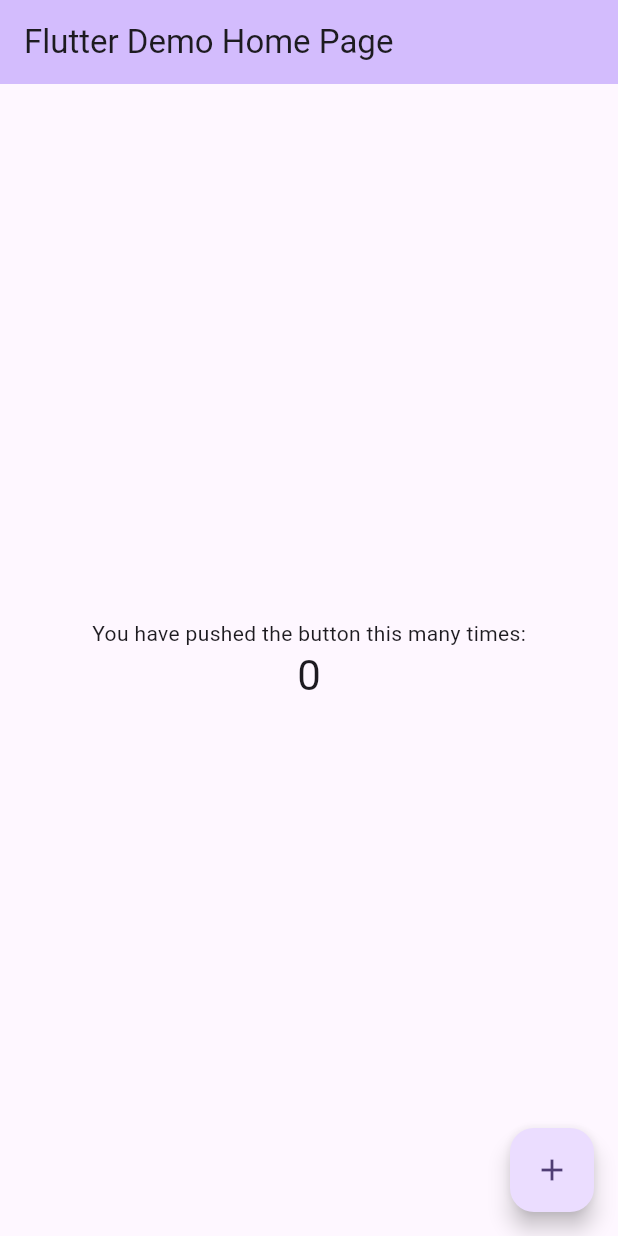
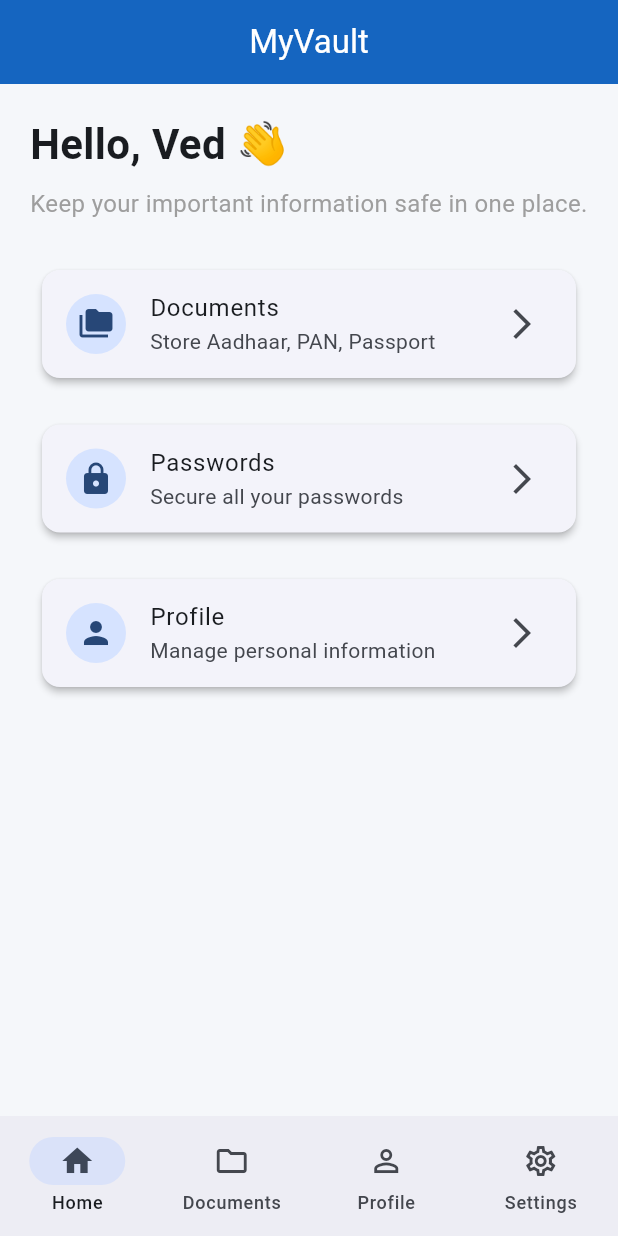
Before and after one commit to ved-naik22/myvault, a Flutter app: the screen it shows after launch, on a phone screen of 412 x 824 dp. Run offline on Flutter 3.47's test engine with Material 3 defaults, Android fonts, the phone set to English and light mode, and no system bars.

Commit message:
Complete project setup and dashboard navigation

```diff
--- /dev/null
+++ b/lib/app/app.dart
@@ -0,0 +1,18 @@
+import 'package:flutter/material.dart';
+
+import '../features/dashboard/dashboard_page.dart';
+import 'theme/app_theme.dart';
+
+class MyVaultApp extends StatelessWidget {
+  const MyVaultApp({super.key});
+
+  @override
+  Widget build(BuildContext context) {
+    return MaterialApp(
+      debugShowCheckedModeBanner: false,
+      title: 'MyVault',
+      theme: AppTheme.lightTheme,
+      home: const DashboardPage(),
+    );
+  }
+}
--- /dev/null
+++ b/lib/app/theme/app_colors.dart
@@ -0,0 +1,19 @@
+import 'package:flutter/material.dart';
+
+class AppColors {
+  AppColors._();
+
+  static const Color primary = Color(0xFF1565C0);
+  static const Color secondary = Color(0xFF42A5F5);
+
+  static const Color background = Color(0xFFF5F7FA);
+
+  static const Color card = Colors.white;
+
+  static const Color textPrimary = Color(0xFF212121);
+  static const Color textSecondary = Color(0xFF757575);
+
+  static const Color success = Colors.green;
+  static const Color warning = Colors.orange;
+  static const Color error = Colors.red;
+}
--- /dev/null
+++ b/lib/app/theme/app_text_styles.dart
@@ -0,0 +1,29 @@
+import 'package:flutter/material.dart';
+
+import 'app_colors.dart';
+
+class AppTextStyles {
+  AppTextStyles._();
+
+  static const TextStyle heading = TextStyle(
+    fontSize: 24,
+    fontWeight: FontWeight.bold,
+    color: AppColors.textPrimary,
+  );
+
+  static const TextStyle title = TextStyle(
+    fontSize: 18,
+    fontWeight: FontWeight.w600,
+    color: AppColors.textPrimary,
+  );
+
+  static const TextStyle body = TextStyle(
+    fontSize: 16,
+    color: AppColors.textPrimary,
+  );
+
+  static const TextStyle caption = TextStyle(
+    fontSize: 14,
+    color: AppColors.textSecondary,
+  );
+}
--- /dev/null
+++ b/lib/app/theme/app_theme.dart
@@ -0,0 +1,26 @@
+import 'package:flutter/material.dart';
+
+import 'app_colors.dart';
+
+class AppTheme {
+  AppTheme._();
+
+  static ThemeData get lightTheme {
+    return ThemeData(
+      useMaterial3: true,
+      colorSchemeSeed: AppColors.primary,
+      scaffoldBackgroundColor: AppColors.background,
+
+      appBarTheme: const AppBarTheme(
+        backgroundColor: AppColors.primary,
+        foregroundColor: Colors.white,
+        centerTitle: true,
+      ),
+
+      cardTheme: const CardThemeData(
+        elevation: 2,
+        margin: EdgeInsets.all(8),
+      ),
+    );
+  }
+}
--- /dev/null
+++ b/lib/features/dashboard/dashboard_page.dart
@@ -0,0 +1,108 @@
+import 'package:flutter/material.dart';
+
+import '../documents/documents_page.dart';
+import '../profile/profile_page.dart';
+import '../settings/settings_page.dart';
+import 'widgets/dashboard_card.dart';
+import 'widgets/dashboard_header.dart';
+
+class DashboardPage extends StatefulWidget {
+  const DashboardPage({super.key});
+
+  @override
+  State<DashboardPage> createState() => _DashboardPageState();
+}
+
+class _DashboardPageState extends State<DashboardPage> {
+  int selectedIndex = 0;
+
+  final List<Widget> pages = const [
+    HomeScreen(),
+    DocumentsPage(),
+    ProfilePage(),
+    SettingsPage(),
+  ];
+
+  @override
+  Widget build(BuildContext context) {
+    return Scaffold(
+      body: pages[selectedIndex],
+
+      bottomNavigationBar: NavigationBar(
+        selectedIndex: selectedIndex,
+        onDestinationSelected: (index) {
+          setState(() {
+            selectedIndex = index;
+          });
+        },
+        destinations: const [
+          NavigationDestination(
+            icon: Icon(Icons.home_outlined),
+            selectedIcon: Icon(Icons.home),
+            label: 'Home',
+          ),
+          NavigationDestination(
+            icon: Icon(Icons.folder_outlined),
+            selectedIcon: Icon(Icons.folder),
+            label: 'Documents',
+          ),
+          NavigationDestination(
+            icon: Icon(Icons.person_outline),
+            selectedIcon: Icon(Icons.person),
+            label: 'Profile',
+          ),
+          NavigationDestination(
+            icon: Icon(Icons.settings_outlined),
+            selectedIcon: Icon(Icons.settings),
+            label: 'Settings',
+          ),
+        ],
+      ),
+    );
+  }
+}
+
+class HomeScreen extends StatelessWidget {
+  const HomeScreen({super.key});
+
+  @override
+  Widget build(BuildContext context) {
+    return Scaffold(
+      appBar: AppBar(
+        title: const Text('MyVault'),
+      ),
+      body: const SingleChildScrollView(
+        padding: EdgeInsets.all(20),
+        child: Column(
+          crossAxisAlignment: CrossAxisAlignment.start,
+          children: [
+            DashboardHeader(),
+            SizedBox(height: 25),
+
+            DashboardCard(
+              title: 'Documents',
+              subtitle: 'Store Aadhaar, PAN, Passport',
+              icon: Icons.folder_copy,
+            ),
+
+            SizedBox(height: 15),
+
+            DashboardCard(
+              title: 'Passwords',
+              subtitle: 'Secure all your passwords',
+              icon: Icons.lock,
+            ),
+
+            SizedBox(height: 15),
+
+            DashboardCard(
+              title: 'Profile',
+              subtitle: 'Manage personal information',
+              icon: Icons.person,
+            ),
+          ],
+        ),
+      ),
+    );
+  }
+}
--- /dev/null
+++ b/lib/features/dashboard/widgets/dashboard_card.dart
@@ -0,0 +1,28 @@
+import 'package:flutter/material.dart';
+
+class DashboardCard extends StatelessWidget {
+  final String title;
+  final String subtitle;
+  final IconData icon;
+
+  const DashboardCard({
+    super.key,
+    required this.title,
+    required this.subtitle,
+    required this.icon,
+  });
+
+  @override
+  Widget build(BuildContext context) {
+    return Card(
+      child: ListTile(
+        leading: CircleAvatar(
+          child: Icon(icon),
+        ),
+        title: Text(title),
+        subtitle: Text(subtitle),
+        trailing: const Icon(Icons.arrow_forward_ios),
+      ),
+    );
+  }
+}
--- /dev/null
+++ b/lib/features/dashboard/widgets/dashboard_header.dart
@@ -0,0 +1,31 @@
+import 'package:flutter/material.dart';
+
+class DashboardHeader extends StatelessWidget {
+  const DashboardHeader({super.key});
+
+  @override
+  Widget build(BuildContext context) {
+    return Column(
+      crossAxisAlignment: CrossAxisAlignment.start,
+      children: const [
+        Text(
+          'Hello, Ved 👋',
+          style: TextStyle(
+            fontSize: 28,
+            fontWeight: FontWeight.bold,
+          ),
+        ),
+
+        SizedBox(height: 8),
+
+        Text(
+          'Keep your important information safe in one place.',
+          style: TextStyle(
+            fontSize: 16,
+            color: Colors.grey,
+          ),
+        ),
+      ],
+    );
+  }
+}
--- /dev/null
+++ b/lib/features/documents/documents_page.dart
@@ -0,0 +1,18 @@
+import 'package:flutter/material.dart';
+
+class DocumentsPage extends StatelessWidget {
+  const DocumentsPage({super.key});
+
+  @override
+  Widget build(BuildContext context) {
+    return const Center(
+      child: Text(
+        'Documents',
+        style: TextStyle(
+          fontSize: 26,
+          fontWeight: FontWeight.bold,
+        ),
+      ),
+    );
+  }
+}
--- /dev/null
+++ b/lib/features/profile/profile_page.dart
@@ -0,0 +1,18 @@
+import 'package:flutter/material.dart';
+
+class ProfilePage extends StatelessWidget {
+  const ProfilePage({super.key});
+
+  @override
+  Widget build(BuildContext context) {
+    return const Center(
+      child: Text(
+        'Profile',
+        style: TextStyle(
+          fontSize: 26,
+          fontWeight: FontWeight.bold,
+        ),
+      ),
+    );
+  }
+}
--- /dev/null
+++ b/lib/features/settings/settings_page.dart
@@ -0,0 +1,18 @@
+import 'package:flutter/material.dart';
+
+class SettingsPage extends StatelessWidget {
+  const SettingsPage({super.key});
+
+  @override
+  Widget build(BuildContext context) {
+    return const Center(
+      child: Text(
+        'Settings',
+        style: TextStyle(
+          fontSize: 26,
+          fontWeight: FontWeight.bold,
+        ),
+      ),
+    );
+  }
+}
--- a/lib/main.dart
+++ b/lib/main.dart
@@ -1,122 +1,7 @@
 import 'package:flutter/material.dart';
+import 'app/app.dart';
 
 void main() {
-  runApp(const MyApp());
+  WidgetsFlutterBinding.ensureInitialized();
+  runApp(const MyVaultApp());
 }
-
-class MyApp extends StatelessWidget {
-  const MyApp({super.key});
-
-  // This widget is the root of your application.
-  @override
-  Widget build(BuildContext context) {
-    return MaterialApp(
-      title: 'Flutter Demo',
-      theme: ThemeData(
-        // This is the theme of your application.
-        //
-        // TRY THIS: Try running your application with "flutter run". You'll see
-        // the application has a purple toolbar. Then, without quitting the app,
-        // try changing the seedColor in the colorScheme below to Colors.green
-        // and then invoke "hot reload" (save your changes or press the "hot
-        // reload" button in a Flutter-supported IDE, or press "r" if you used
-        // the command line to start the app).
-        //
-        // Notice that the counter didn't reset back to zero; the application
-        // state is not lost during the reload. To reset the state, use hot
-        // restart instead.
-        //
-        // This works for code too, not just values: Most code changes can be
-        // tested with just a hot reload.
-        colorScheme: .fromSeed(seedColor: Colors.deepPurple),
-      ),
-      home: const MyHomePage(title: 'Flutter Demo Home Page'),
-    );
-  }
-}
-
-class MyHomePage extends StatefulWidget {
-  const MyHomePage({super.key, required this.title});
-
-  // This widget is the home page of your application. It is stateful, meaning
-  // that it has a State object (defined below) that contains fields that affect
-  // how it looks.
-
-  // This class is the configuration for the state. It holds the values (in this
-  // case the title) provided by the parent (in this case the App widget) and
-  // used by the build method of the State. Fields in a Widget subclass are
-  // always marked "final".
-
-  final String title;
-
-  @override
-  State<MyHomePage> createState() => _MyHomePageState();
-}
-
-class _MyHomePageState extends State<MyHomePage> {
-  int _counter = 0;
-
-  void _incrementCounter() {
-    setState(() {
-      // This call to setState tells the Flutter framework that something has
-      // changed in this State, which causes it to rerun the build method below
-      // so that the display can reflect the updated values. If we changed
-      // _counter without calling setState(), then the build method would not be
-      // called again, and so nothing would appear to happen.
-      _counter++;
-    });
-  }
-
-  @override
-  Widget build(BuildContext context) {
-    // This method is rerun every time setState is called, for instance as done
-    // by the _incrementCounter method above.
-    //
-    // The Flutter framework has been optimized to make rerunning build methods
-    // fast, so that you can just rebuild anything that needs updating rather
-    // than having to individually change instances of widgets.
-    return Scaffold(
-      appBar: AppBar(
-        // TRY THIS: Try changing the color here to a specific color (to
-        // Colors.amber, perhaps?) and trigger a hot reload to see the AppBar
-        // change color while the other colors stay the same.
-        backgroundColor: Theme.of(context).colorScheme.inversePrimary,
-        // Here we take the value from the MyHomePage object that was created by
-        // the App.build method, and use it to set our appbar title.
-        title: Text(widget.title),
-      ),
-      body: Center(
-        // Center is a layout widget. It takes a single child and positions it
-        // in the middle of the parent.
-        child: Column(
-          // Column is also a layout widget. It takes a list of children and
-          // arranges them vertically. By default, it sizes itself to fit its
-          // children horizontally, and tries to be as tall as its parent.
-          //
-          // Column has various properties to control how it sizes itself and
-          // how it positions its children. Here we use mainAxisAlignment to
-          // center the children vertically; the main axis here is the vertical
-          // axis because Columns are vertical (the cross axis would be
-          // horizontal).
-          //
-          // TRY THIS: Invoke "debug painting" (choose the "Toggle Debug Paint"
-          // action in the IDE, or press "p" in the console), to see the
-          // wireframe for each widget.
-          mainAxisAlignment: .center,
-          children: [
-            const Text('You have pushed the button this many times:'),
-            Text(
-              '$_counter',
-              style: Theme.of(context).textTheme.headlineMedium,
-            ),
-          ],
-        ),
-      ),
-      floatingActionButton: FloatingActionButton(
-        onPressed: _incrementCounter,
-        tooltip: 'Increment',
-        child: const Icon(Icons.add),
-      ),
-    );
-  }
-}
```
Also changed, not shown: lib/core/constants/app_constants.dart (added), lib/core/constants/app_strings.dart (added), lib/core/constants/asset_paths.dart (added), lib/core/widgets/custom_buttton.dart (added), lib/core/widgets/custom_card.dart (added), lib/core/widgets/custom_text_field.dart (added), lib/features/dashboard/widgets/quick_action_card.dart (added), 1 other file.
